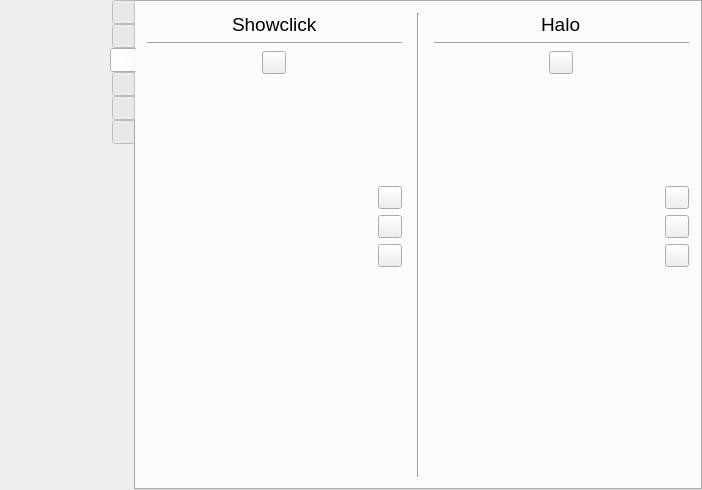
First picture: the form in src/formMainWindow.ui, repository vkohaupt/vokoscreenNG, before the edit.
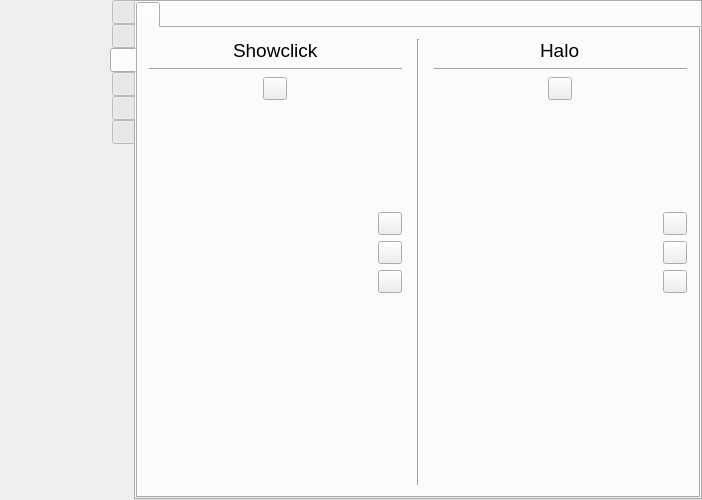
Second picture: the form after the edit. The open tabs and pages were chosen to show the change. Icons and pictures are not drawn.

Commit message: ShowClick insert in a tab

Patch:
```diff
--- a/src/formMainWindow.ui
+++ b/src/formMainWindow.ui
@@ -7,7 +7,7 @@
     <x>0</x>
     <y>0</y>
     <width>702</width>
-    <height>490</height>
+    <height>500</height>
    </rect>
   </property>
   <property name="windowTitle">
@@ -3094,6 +3094,41 @@
         <string notr="true">ShowClick</string>
        </attribute>
        <layout class="QHBoxLayout" name="horizontalLayout_40">
+        <property name="spacing">
+         <number>0</number>
+        </property>
+        <property name="leftMargin">
+         <number>0</number>
+        </property>
+        <property name="topMargin">
+         <number>0</number>
+        </property>
+        <property name="rightMargin">
+         <number>0</number>
+        </property>
+        <property name="bottomMargin">
+         <number>0</number>
+        </property>
+        <item>
+         <widget class="QTabWidget" name="tabWidgetShowClick">
+          <property name="currentIndex">
+           <number>0</number>
+          </property>
+          <property name="iconSize">
+           <size>
+            <width>48</width>
+            <height>48</height>
+           </size>
+          </property>
+          <widget class="QWidget" name="tab">
+           <attribute name="icon">
+            <iconset resource="screencast.qrc">
+             <normaloff>:/pictures/showClick/vokoShowClick.png</normaloff>:/pictures/showClick/vokoShowClick.png</iconset>
+           </attribute>
+           <attribute name="title">
+            <string notr="true"/>
+           </attribute>
+           <layout class="QVBoxLayout" name="verticalLayout_35">
         <item>
          <layout class="QGridLayout" name="gridLayoutShowClick">
           <item row="11" column="0" colspan="3">
@@ -3700,7 +3735,24 @@
             </property>
            </widget>
           </item>
-         </layout>
+              <item row="10" column="0">
+               <spacer name="verticalSpacer_7">
+                <property name="orientation">
+                 <enum>Qt::Vertical</enum>
+                </property>
+                <property name="sizeHint" stdset="0">
+                 <size>
+                  <width>20</width>
+                  <height>40</height>
+                 </size>
+                </property>
+               </spacer>
+              </item>
+             </layout>
+            </item>
+           </layout>
+          </widget>
+         </widget>
         </item>
        </layout>
       </widget>
```
Left out of the diff: 533 changed lines with no effect on the pictures. Lines whose indentation alone changed are shown as unchanged. The commit also changes 1 other file.
